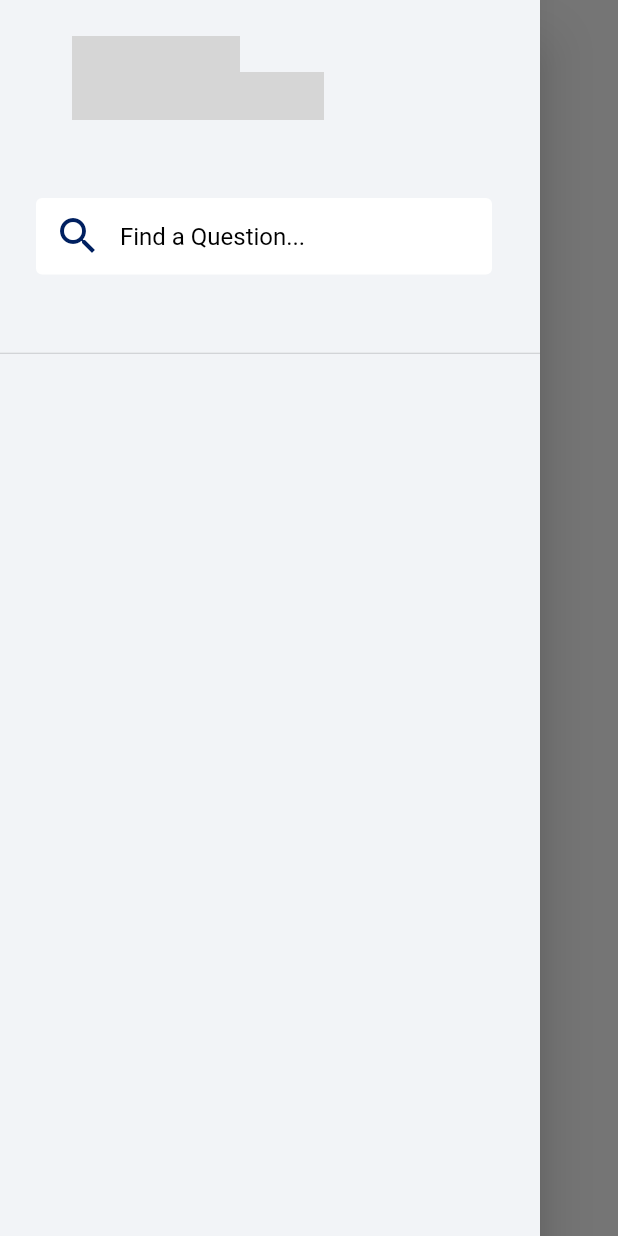
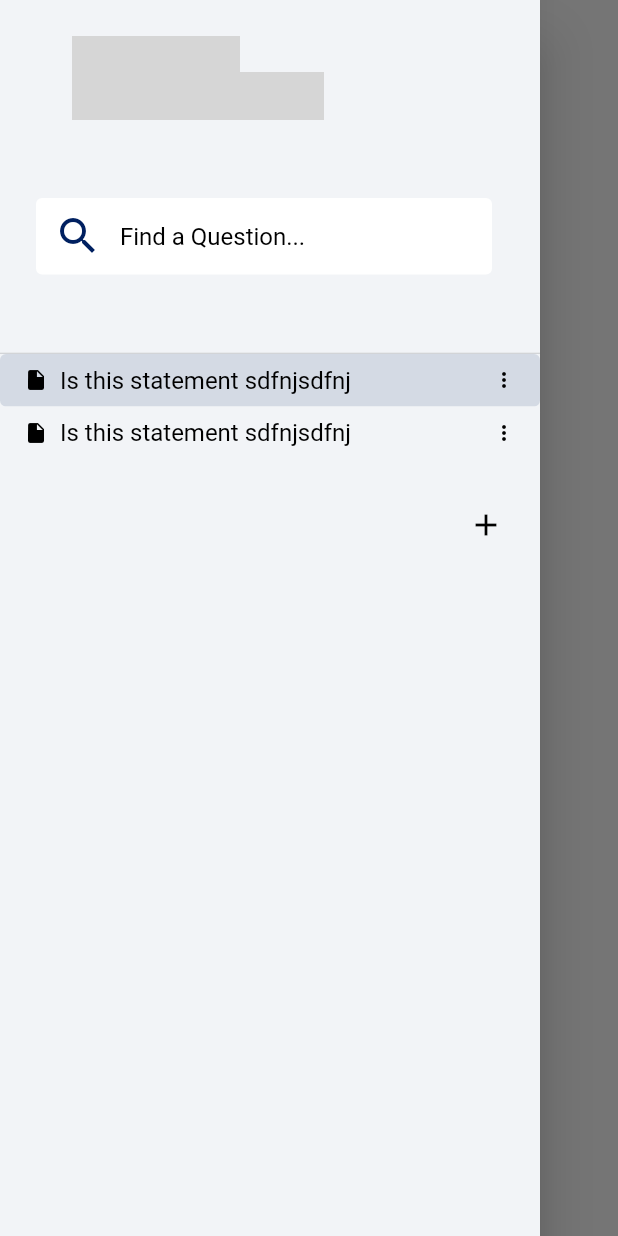
Before and after one commit to seancarnahan/interview_part2_survey_creator, a Flutter app: the screen it shows after launch, with the side drawer open, on a phone screen of 412 x 824 dp. Run offline on Flutter 3.47's test engine with Material 2 defaults, Android fonts, the phone set to English and light mode, and no system bars; Roboto replaces fonts that are missing (HelveticaNeue, Helvetica Neue, Helvetica, Arial, sans-serif); grey boxes are pictures that could not be loaded.

Commit message:
develop: QuestionFile widget style variants finished

```diff
--- a/lib/constants/DesktopContstraints.dart
+++ /dev/null
@@ -1,9 +0,0 @@
-// ignore_for_file: constant_identifier_names
-
-const double TabletBreakpointDown = 700;
-
-const double MobileBreakpointDown = 500;
-
-const double DrawerMaxWidth = 360;
-
-const double DrawerMaxWidthTablet = 250;
--- a/lib/pages/surveyQuestionsPage/SurveyQuestionsPage.dart
+++ b/lib/pages/surveyQuestionsPage/SurveyQuestionsPage.dart
@@ -1,5 +1,5 @@
 import 'package:flutter/material.dart';
-import 'package:interview_survey_creator_simple/constants/DesktopContstraints.dart';
+import 'package:interview_survey_creator_simple/services/ScreenSizeService.dart';
 
 import 'widgets/EnvDesktopScaffold.dart';
 import 'widgets/EnvMobileScaffold.dart';
@@ -11,7 +11,7 @@ class SurveyQuestionsPage extends StatelessWidget {
 
   @override
   Widget build(BuildContext context) {
-    bool isMobile = MediaQuery.of(context).size.width < MobileBreakpointDown;
+    bool isMobile = MediaQuery.of(context).size.width < ScreenSizeService.MobileBreakpointDown;
     if (isMobile) {
       return const EnvMobileScaffold();
     }
--- a/lib/pages/surveyQuestionsPage/widgets/EnvDesktopScaffold.dart
+++ b/lib/pages/surveyQuestionsPage/widgets/EnvDesktopScaffold.dart
@@ -12,7 +12,7 @@ class EnvDesktopScaffold extends StatelessWidget {
       body: Row(
         children: const [
           Flexible(
-            child: FoldersView(),
+            child: FoldersView()
           ),
           Expanded(
             child: QuestionBuilderView(),
--- a/lib/pages/surveyQuestionsPage/widgets/EnvMobileScaffold.dart
+++ b/lib/pages/surveyQuestionsPage/widgets/EnvMobileScaffold.dart
@@ -1,7 +1,7 @@
 import 'package:flutter/material.dart';
-import 'package:interview_survey_creator_simple/constants/DesktopContstraints.dart';
 import 'package:interview_survey_creator_simple/pages/surveyQuestionsPage/widgets/foldersView/FoldersView.dart';
 import 'package:interview_survey_creator_simple/pages/surveyQuestionsPage/widgets/questionBuilderView/QuestionBuilderView.dart';
+import 'package:interview_survey_creator_simple/services/ScreenSizeService.dart';
 import 'package:interview_survey_creator_simple/styles/BrandedColors.dart';
 import 'package:interview_survey_creator_simple/widgets/button/EnvGestureDetector.dart';
 
@@ -13,7 +13,7 @@ class EnvMobileScaffold extends StatelessWidget {
     return Scaffold(
       drawer: const Drawer(
         backgroundColor: BrandedColors.secondary500,
-        width: DrawerMaxWidth,
+        width: ScreenSizeService.DrawerMaxWidth,
         child: FoldersView(), // TODO: add exit drawer btn
       ),
       appBar: AppBar(
--- a/lib/pages/surveyQuestionsPage/widgets/foldersView/FoldersView.dart
+++ b/lib/pages/surveyQuestionsPage/widgets/foldersView/FoldersView.dart
@@ -1,33 +1,33 @@
 import 'package:flutter/material.dart';
-import 'package:interview_survey_creator_simple/constants/DesktopContstraints.dart';
-import 'package:interview_survey_creator_simple/pages/surveyQuestionsPage/widgets/foldersView/widgets/FoldersHeader.dart';
+import 'package:interview_survey_creator_simple/services/ScreenSizeService.dart';
 import 'package:interview_survey_creator_simple/styles/BrandedColors.dart';
+
+import 'widgets/AddFolderOrFile.dart';
+import 'widgets/FoldersHeader.dart';
+import 'widgets/QuestionLists.dart';
 
 class FoldersView extends StatelessWidget {
   const FoldersView({Key? key}) : super(key: key);
 
   @override
   Widget build(BuildContext context) {
-    double screenWidth = MediaQuery.of(context).size.width;
-    double maxWidth = screenWidth > TabletBreakpointDown ? DrawerMaxWidth : DrawerMaxWidthTablet;
+    double drawerMaxWidth = ScreenSizeService().getDrawerMaxWidth(context);
 
     return ConstrainedBox(
       constraints: BoxConstraints(
-        maxWidth: maxWidth
+        maxWidth: drawerMaxWidth
       ),
       child: Container(
         color: BrandedColors.secondary500,
-        child: ListView(
-          padding: EdgeInsets.zero,
-          children: [
-            Column(
-              crossAxisAlignment: CrossAxisAlignment.start,
-              children: const [
-                FoldersHeader()
-              ],
-            )
+        child: Column(
+          crossAxisAlignment: CrossAxisAlignment.start,
+          children: const [
+            FoldersHeader(),
+            QuestionLists(),
+            SizedBox(height: 32),
+            AddFolderOrFile()
           ],
-        ),
+        )
       ),
     );
   }
--- /dev/null
+++ b/lib/pages/surveyQuestionsPage/widgets/foldersView/widgets/AddFolderOrFile.dart
@@ -0,0 +1,25 @@
+import 'package:flutter/material.dart';
+import 'package:interview_survey_creator_simple/styles/BrandedColors.dart';
+import 'package:interview_survey_creator_simple/widgets/button/EnvGestureDetector.dart';
+
+class AddFolderOrFile extends StatelessWidget {
+  const AddFolderOrFile({Key? key}) : super(key: key);
+
+  @override
+  Widget build(BuildContext context) {
+    return Row(
+      mainAxisAlignment: MainAxisAlignment.end,
+      children: [
+        EnvGestureDetector(
+          onTap: () => print('object'),
+          child: const Icon(
+            Icons.add,
+            size: 24,
+            color: BrandedColors.black500,
+          )
+        ),
+        const SizedBox(width: 24),
+      ],
+    );
+  }
+}
--- /dev/null
+++ b/lib/pages/surveyQuestionsPage/widgets/foldersView/widgets/QuestionFile.dart
@@ -0,0 +1,62 @@
+import 'package:flutter/material.dart';
+import 'package:interview_survey_creator_simple/models/SurveyQuestionable.dart';
+import 'package:interview_survey_creator_simple/styles/BrandedColors.dart';
+import 'package:interview_survey_creator_simple/styles/BrandedTextStyle.dart';
+import 'package:interview_survey_creator_simple/widgets/button/EnvGestureDetector.dart';
+
+class QuestionFile extends StatelessWidget {
+  final SurveyQuestionable question;
+  final bool isSelected;
+  const QuestionFile({
+    Key? key,
+    required this.question,
+    this.isSelected=false
+  }) : super(key: key);
+
+  @override
+  Widget build(BuildContext context) {
+    return MouseRegion(
+      cursor: SystemMouseCursors.click,
+      child: Card(
+        color: isSelected ? BrandedColors.secondary600 : BrandedColors.secondary500,
+        elevation: 0,
+        margin: EdgeInsets.zero,
+        child: InkWell(
+          splashColor: BrandedColors.gray300,
+          onTap:() => print('TODO: set provider with new selected QuestionFile'),
+          child: Container(
+            padding: const EdgeInsets.symmetric(horizontal: 16, vertical: 8),
+            child: Row(
+              mainAxisAlignment: MainAxisAlignment.spaceBetween,
+              children: [
+                const Padding(
+                  padding: EdgeInsets.only(right: 8),
+                  child: Icon(
+                    Icons.insert_drive_file,
+                    size: 16,
+                    color: BrandedColors.black500,
+                  )
+                ),
+                Expanded(
+                  child: Text(
+                    question.title,
+                    overflow: TextOverflow.ellipsis,
+                    style: BrandedTextStyle.b3Label(BrandedColors.black500)
+                  ),
+                ),
+                EnvGestureDetector(
+                  onTap: () => print('TODO: open action menu'),
+                  child: const Icon(
+                    Icons.more_vert,
+                    color: BrandedColors.black500,
+                    size: 16,
+                  )
+                )
+              ],
+            ),
+          )
+        ),
+      )
+    );
+  }
+}
--- /dev/null
+++ b/lib/pages/surveyQuestionsPage/widgets/foldersView/widgets/QuestionFolder.dart
@@ -0,0 +1,10 @@
+import 'package:flutter/material.dart';
+
+class QuestionFolder extends StatelessWidget {
+  const QuestionFolder({Key? key}) : super(key: key);
+
+  @override
+  Widget build(BuildContext context) {
+    return Container();
+  }
+}
--- /dev/null
+++ b/lib/pages/surveyQuestionsPage/widgets/foldersView/widgets/QuestionLists.dart
@@ -0,0 +1,39 @@
+import 'package:flutter/material.dart';
+import 'package:interview_survey_creator_simple/models/SurveyQuestionBoolean.dart';
+import 'package:interview_survey_creator_simple/models/SurveyQuestionable.dart';
+import 'package:interview_survey_creator_simple/pages/surveyQuestionsPage/widgets/foldersView/widgets/QuestionFile.dart';
+
+class QuestionLists extends StatelessWidget {
+  const QuestionLists({Key? key}) : super(key: key);
+
+  @override
+  Widget build(BuildContext context) {
+    return ReorderableListView.builder(
+      physics: const NeverScrollableScrollPhysics(),
+      shrinkWrap: true,
+      itemCount: 2,
+      buildDefaultDragHandles: false,
+      onReorder: (int oldIndex, int newIndex) {
+        print('Reorder has occured');
+      },
+      itemBuilder: (context, index) {
+        SurveyQuestionable question = SurveyQuestionBoolean(
+          'Is this statement sdfnjsdfnj  ',
+          1
+        );
+        return Builder(
+          key: ValueKey(index),
+          builder: (context) {
+            if (index == 0) {
+              return QuestionFile(
+                question: question,
+                isSelected: true
+              );
+            }
+            return QuestionFile(question: question);
+          }
+        );
+      }
+    );
+  }
+}
--- /dev/null
+++ b/lib/services/ScreenSizeService.dart
@@ -0,0 +1,19 @@
+// ignore_for_file: constant_identifier_names
+import 'package:flutter/material.dart';
+
+class ScreenSizeService {
+
+  static const double TabletBreakpointDown = 700;
+
+  static const double MobileBreakpointDown = 500;
+
+  static const double DrawerMaxWidth = 360;
+
+  static const double DrawerMaxWidthTablet = 250;
+
+
+  double getDrawerMaxWidth(BuildContext context) {
+    double screenWidth = MediaQuery.of(context).size.width;
+    return screenWidth > TabletBreakpointDown ? DrawerMaxWidth : DrawerMaxWidthTablet;
+  }
+}
--- a/lib/styles/BrandedColors.dart
+++ b/lib/styles/BrandedColors.dart
@@ -4,6 +4,7 @@ class BrandedColors {
 
   static const Color primary500 = Color(0xFF002060);
   static const Color secondary500 = Color(0xFFF2F4F7);
+  static const Color secondary600 = Color(0xFFD4DAE4);
   static const Color red500 = Color(0xFFC34572);
   static const Color black500 = Color(0xFF000000);
   static const Color white500 = Color(0xFFFFFFFF);
```
